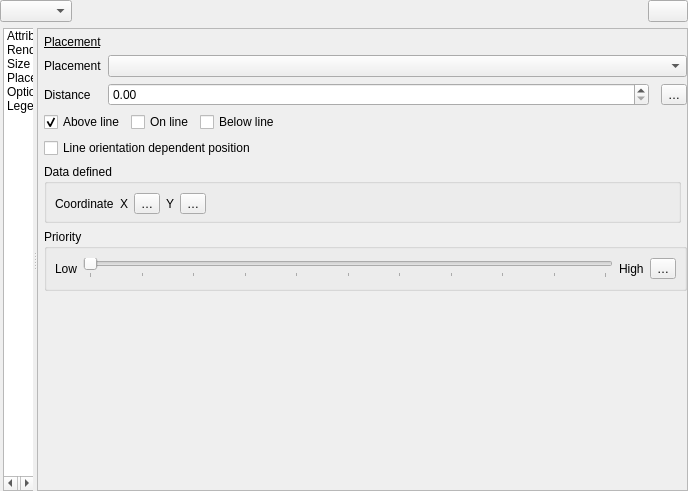
First picture: the form in src/ui/qgsdiagrampropertiesbase.ui, repository qgis/QGIS, before the edit.
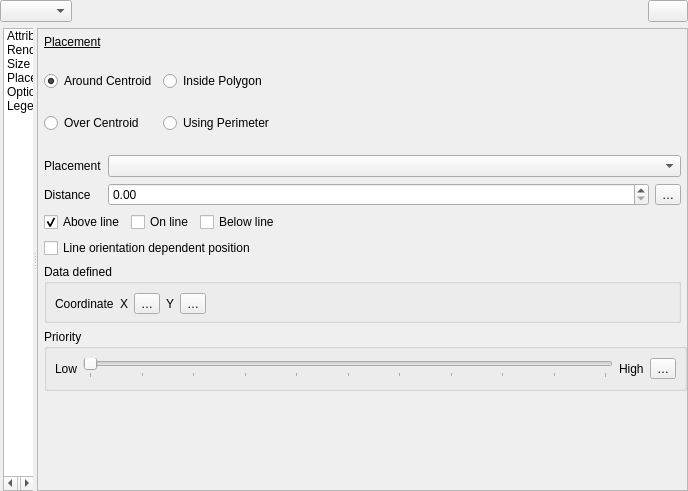
Second picture: the form after the edit. The open tabs and pages were chosen to show the change. Icons and pictures are not drawn. Custom widgets are drawn as their Qt base class.

Commit message: Moving diagram placement options from combobox to radio buttons

The edit to the form file:
```diff
--- a/src/ui/qgsdiagrampropertiesbase.ui
+++ b/src/ui/qgsdiagrampropertiesbase.ui
@@ -1357,153 +1357,7 @@
                   <property name="bottomMargin">
                    <number>0</number>
                   </property>
-                  <item row="6" column="0">
-                   <spacer name="verticalSpacer_4">
-                    <property name="orientation">
-                     <enum>Qt::Vertical</enum>
-                    </property>
-                    <property name="sizeHint" stdset="0">
-                     <size>
-                      <width>20</width>
-                      <height>40</height>
-                     </size>
-                    </property>
-                   </spacer>
-                  </item>
-                  <item row="0" column="0" colspan="2">
-                   <widget class="QFrame" name="mPlacementFrame">
-                    <property name="frameShape">
-                     <enum>QFrame::NoFrame</enum>
-                    </property>
-                    <layout class="QGridLayout" name="gridLayout_4">
-                     <property name="leftMargin">
-                      <number>0</number>
-                     </property>
-                     <property name="topMargin">
-                      <number>0</number>
-                     </property>
-                     <property name="rightMargin">
-                      <number>0</number>
-                     </property>
-                     <property name="bottomMargin">
-                      <number>0</number>
-                     </property>
-                     <item row="1" column="1">
-                      <widget class="QgsDoubleSpinBox" name="mDiagramDistanceSpinBox">
-                       <property name="sizePolicy">
-                        <sizepolicy hsizetype="Expanding" vsizetype="Fixed">
-                         <horstretch>0</horstretch>
-                         <verstretch>0</verstretch>
-                        </sizepolicy>
-                       </property>
-                      </widget>
-                     </item>
-                     <item row="0" column="0">
-                      <widget class="QLabel" name="mPlacementLabel">
-                       <property name="text">
-                        <string>Placement</string>
-                       </property>
-                      </widget>
-                     </item>
-                     <item row="1" column="0">
-                      <widget class="QLabel" name="mDiagramDistanceLabel">
-                       <property name="text">
-                        <string>Distance</string>
-                       </property>
-                      </widget>
-                     </item>
-                     <item row="1" column="3">
-                      <widget class="QgsPropertyOverrideButton" name="mDistanceDDBtn">
-                       <property name="text">
-                        <string>…</string>
-                       </property>
-                      </widget>
-                     </item>
-                     <item row="0" column="1" colspan="3">
-                      <widget class="QComboBox" name="mPlacementComboBox">
-                       <property name="sizePolicy">
-                        <sizepolicy hsizetype="Expanding" vsizetype="Fixed">
-                         <horstretch>0</horstretch>
-                         <verstretch>0</verstretch>
-                        </sizepolicy>
-                       </property>
-                      </widget>
-                     </item>
-                    </layout>
-                   </widget>
-                  </item>
-                  <item row="1" column="0" colspan="2">
-                   <widget class="QFrame" name="mLinePlacementFrame">
-                    <property name="frameShape">
-                     <enum>QFrame::NoFrame</enum>
-                    </property>
-                    <property name="frameShadow">
-                     <enum>QFrame::Raised</enum>
-                    </property>
-                    <layout class="QGridLayout" name="gridLayout_2">
-                     <property name="leftMargin">
-                      <number>0</number>
-                     </property>
-                     <property name="topMargin">
-                      <number>0</number>
-                     </property>
-                     <property name="rightMargin">
-                      <number>0</number>
-                     </property>
-                     <property name="bottomMargin">
-                      <number>0</number>
-                     </property>
-                     <item row="0" column="0" colspan="3">
-                      <layout class="QGridLayout" name="gridLayout_14">
-                       <item row="0" column="1">
-                        <widget class="QCheckBox" name="chkLineAbove">
-                         <property name="sizePolicy">
-                          <sizepolicy hsizetype="Maximum" vsizetype="Fixed">
-                           <horstretch>0</horstretch>
-                           <verstretch>0</verstretch>
-                          </sizepolicy>
-                         </property>
-                         <property name="text">
-                          <string>Above line</string>
-                         </property>
-                         <property name="checked">
-                          <bool>true</bool>
-                         </property>
-                        </widget>
-                       </item>
-                       <item row="0" column="3">
-                        <widget class="QCheckBox" name="chkLineBelow">
-                         <property name="text">
-                          <string>Below line</string>
-                         </property>
-                        </widget>
-                       </item>
-                       <item row="0" column="2">
-                        <widget class="QCheckBox" name="chkLineOn">
-                         <property name="sizePolicy">
-                          <sizepolicy hsizetype="Maximum" vsizetype="Fixed">
-                           <horstretch>0</horstretch>
-                           <verstretch>0</verstretch>
-                          </sizepolicy>
-                         </property>
-                         <property name="text">
-                          <string>On line</string>
-                         </property>
-                        </widget>
-                       </item>
-                       <item row="1" column="1" colspan="3">
-                        <widget class="QCheckBox" name="chkLineOrientationDependent">
-                         <property name="text">
-                          <string>Line orientation dependent position</string>
-                         </property>
-                        </widget>
-                       </item>
-                      </layout>
-                     </item>
-                    </layout>
-                   </widget>
-                  </item>
-                  <item row="2" column="0">
+                  <item row="4" column="0">
                    <widget class="QgsCollapsibleGroupBox" name="mPlacementDDGroupBox">
                     <property name="title">
                      <string>Data defined</string>
@@ -1609,7 +1463,91 @@
                     </layout>
                    </widget>
                   </item>
-                  <item row="5" column="0" colspan="2">
+                  <item row="8" column="0">
+                   <spacer name="verticalSpacer_4">
+                    <property name="orientation">
+                     <enum>Qt::Vertical</enum>
+                    </property>
+                    <property name="sizeHint" stdset="0">
+                     <size>
+                      <width>20</width>
+                      <height>40</height>
+                     </size>
+                    </property>
+                   </spacer>
+                  </item>
+                  <item row="3" column="0" colspan="2">
+                   <widget class="QFrame" name="mLinePlacementFrame">
+                    <property name="frameShape">
+                     <enum>QFrame::NoFrame</enum>
+                    </property>
+                    <property name="frameShadow">
+                     <enum>QFrame::Raised</enum>
+                    </property>
+                    <layout class="QGridLayout" name="gridLayout_2">
+                     <property name="leftMargin">
+                      <number>0</number>
+                     </property>
+                     <property name="topMargin">
+                      <number>0</number>
+                     </property>
+                     <property name="rightMargin">
+                      <number>0</number>
+                     </property>
+                     <property name="bottomMargin">
+                      <number>0</number>
+                     </property>
+                     <item row="0" column="0" colspan="3">
+                      <layout class="QGridLayout" name="gridLayout_20">
+                       <item row="0" column="1">
+                        <widget class="QCheckBox" name="chkLineAbove">
+                         <property name="sizePolicy">
+                          <sizepolicy hsizetype="Maximum" vsizetype="Fixed">
+                           <horstretch>0</horstretch>
+                           <verstretch>0</verstretch>
+                          </sizepolicy>
+                         </property>
+                         <property name="text">
+                          <string>Above line</string>
+                         </property>
+                         <property name="checked">
+                          <bool>true</bool>
+                         </property>
+                        </widget>
+                       </item>
+                       <item row="0" column="3">
+                        <widget class="QCheckBox" name="chkLineBelow">
+                         <property name="text">
+                          <string>Below line</string>
+                         </property>
+                        </widget>
+                       </item>
+                       <item row="0" column="2">
+                        <widget class="QCheckBox" name="chkLineOn">
+                         <property name="sizePolicy">
+                          <sizepolicy hsizetype="Maximum" vsizetype="Fixed">
+                           <horstretch>0</horstretch>
+                           <verstretch>0</verstretch>
+                          </sizepolicy>
+                         </property>
+                         <property name="text">
+                          <string>On line</string>
+                         </property>
+                        </widget>
+                       </item>
+                       <item row="1" column="1" colspan="3">
+                        <widget class="QCheckBox" name="chkLineOrientationDependent">
+                         <property name="text">
+                          <string>Line orientation dependent position</string>
+                         </property>
+                        </widget>
+                       </item>
+                      </layout>
+                     </item>
+                    </layout>
+                   </widget>
+                  </item>
+                  <item row="7" column="0" colspan="2">
                    <widget class="QgsCollapsibleGroupBox" name="mPriorityGrpBox">
                     <property name="title">
                      <string>Priority</string>
@@ -1670,6 +1608,282 @@
                     </layout>
                    </widget>
                   </item>
+                  <item row="2" column="0">
+                   <widget class="QFrame" name="mPlacementFrame">
+                    <property name="frameShape">
+                     <enum>QFrame::NoFrame</enum>
+                    </property>
+                    <layout class="QGridLayout" name="gridLayout_4">
+                     <property name="leftMargin">
+                      <number>0</number>
+                     </property>
+                     <property name="topMargin">
+                      <number>0</number>
+                     </property>
+                     <property name="rightMargin">
+                      <number>0</number>
+                     </property>
+                     <property name="bottomMargin">
+                      <number>0</number>
+                     </property>
+                     <item row="3" column="0">
+                      <widget class="QLabel" name="mDiagramDistanceLabel">
+                       <property name="text">
+                        <string>Distance</string>
+                       </property>
+                      </widget>
+                     </item>
+                     <item row="1" column="1">
+                      <widget class="QComboBox" name="mPlacementComboBox">
+                       <property name="sizePolicy">
+                        <sizepolicy hsizetype="Expanding" vsizetype="Fixed">
+                         <horstretch>0</horstretch>
+                         <verstretch>0</verstretch>
+                        </sizepolicy>
+                       </property>
+                      </widget>
+                     </item>
+                     <item row="1" column="0">
+                      <widget class="QLabel" name="mPlacementLabel">
+                       <property name="text">
+                        <string>Placement</string>
+                       </property>
+                      </widget>
+                     </item>
+                     <item row="3" column="1">
+                      <layout class="QHBoxLayout" name="horizontalLayout_14">
+                       <item>
+                        <widget class="QgsDoubleSpinBox" name="mDiagramDistanceSpinBox">
+                         <property name="sizePolicy">
+                          <sizepolicy hsizetype="Expanding" vsizetype="Fixed">
+                           <horstretch>0</horstretch>
+                           <verstretch>0</verstretch>
+                          </sizepolicy>
+                         </property>
+                        </widget>
+                       </item>
+                       <item>
+                        <widget class="QgsPropertyOverrideButton" name="mDistanceDDBtn">
+                         <property name="text">
+                          <string>…</string>
+                         </property>
+                        </widget>
+                       </item>
+                      </layout>
+                     </item>
+                    </layout>
+                   </widget>
+                  </item>
+                  <item row="1" column="0">
+                   <widget class="QStackedWidget" name="stackedPlacement">
+                    <property name="sizePolicy">
+                     <sizepolicy hsizetype="Expanding" vsizetype="Preferred">
+                      <horstretch>0</horstretch>
+                      <verstretch>0</verstretch>
+                     </sizepolicy>
+                    </property>
+                    <property name="frameShape">
+                     <enum>QFrame::NoFrame</enum>
+                    </property>
+                    <property name="frameShadow">
+                     <enum>QFrame::Sunken</enum>
+                    </property>
+                    <property name="currentIndex">
+                     <number>0</number>
+                    </property>
+                    <widget class="QWidget" name="pagePoint">
+                     <layout class="QGridLayout" name="gridLayout_13" columnstretch="0,0,0">
+                      <property name="leftMargin">
+                       <number>0</number>
+                      </property>
+                      <property name="topMargin">
+                       <number>0</number>
+                      </property>
+                      <property name="rightMargin">
+                       <number>0</number>
+                      </property>
+                      <property name="bottomMargin">
+                       <number>0</number>
+                      </property>
+                      <item row="0" column="0">
+                       <widget class="QRadioButton" name="radAroundPoint">
+                        <property name="toolTip">
+                         <string>Labels are placed in an equal radius circle around point features.</string>
+                        </property>
+                        <property name="text">
+                         <string>Around Point</string>
+                        </property>
+                        <property name="checked">
+                         <bool>true</bool>
+                        </property>
+                       </widget>
+                      </item>
+                      <item row="0" column="1">
+                       <widget class="QRadioButton" name="radOverPoint">
+                        <property name="toolTip">
+                         <string>Labels are placed at a fixed offset from the point.</string>
+                        </property>
+                        <property name="text">
+                         <string>Over Point</string>
+                        </property>
+                       </widget>
+                      </item>
+                      <item row="0" column="2">
+                       <spacer name="horizontalSpacer_25">
+                        <property name="orientation">
+                         <enum>Qt::Horizontal</enum>
+                        </property>
+                        <property name="sizeHint" stdset="0">
+                         <size>
+                          <width>40</width>
+                          <height>20</height>
+                         </size>
+                        </property>
+                       </spacer>
+                      </item>
+                     </layout>
+                    </widget>
+                    <widget class="QWidget" name="pageLine">
+                     <layout class="QGridLayout" name="gridLayout_14">
+                      <property name="leftMargin">
+                       <number>0</number>
+                      </property>
+                      <property name="topMargin">
+                       <number>0</number>
+                      </property>
+                      <property name="rightMargin">
+                       <number>0</number>
+                      </property>
+                      <property name="bottomMargin">
+                       <number>0</number>
+                      </property>
+                      <item row="0" column="1">
+                       <widget class="QRadioButton" name="radOverLine">
+                        <property name="sizePolicy">
+                         <sizepolicy hsizetype="Maximum" vsizetype="Fixed">
+                          <horstretch>0</horstretch>
+                          <verstretch>0</verstretch>
+                         </sizepolicy>
+                        </property>
+                        <property name="text">
+                         <string>Over Line</string>
+                        </property>
+                       </widget>
+                      </item>
+                      <item row="0" column="0">
+                       <widget class="QRadioButton" name="radAroundLine">
+                        <property name="sizePolicy">
+                         <sizepolicy hsizetype="Maximum" vsizetype="Fixed">
+                          <horstretch>0</horstretch>
+                          <verstretch>0</verstretch>
+                         </sizepolicy>
+                        </property>
+                        <property name="text">
+                         <string>Around Line</string>
+                        </property>
+                        <property name="checked">
+                         <bool>true</bool>
+                        </property>
+                       </widget>
+                      </item>
+                      <item row="0" column="2">
+                       <spacer name="horizontalSpacer_15">
+                        <property name="orientation">
+                         <enum>Qt::Horizontal</enum>
+                        </property>
+                        <property name="sizeHint" stdset="0">
+                         <size>
+                          <width>40</width>
+                          <height>20</height>
+                         </size>
+                        </property>
+                       </spacer>
+                      </item>
+                     </layout>
+                    </widget>
+                    <widget class="QWidget" name="pagePolygon">
+                     <layout class="QGridLayout" name="gridLayout_18">
+                      <property name="leftMargin">
+                       <number>0</number>
+                      </property>
+                      <property name="topMargin">
+                       <number>0</number>
+                      </property>
+                      <property name="rightMargin">
+                       <number>0</number>
+                      </property>
+                      <property name="bottomMargin">
+                       <number>0</number>
+                      </property>
+                      <item row="0" column="2">
+                       <widget class="QRadioButton" name="radInsidePolygon">
+                        <property name="text">
+                         <string>Inside Polygon</string>
+                        </property>
+                       </widget>
+                      </item>
+                      <item row="0" column="0">
+                       <widget class="QRadioButton" name="radAroundCentroid">
+                        <property name="sizePolicy">
+                         <sizepolicy hsizetype="Maximum" vsizetype="Fixed">
+                          <horstretch>0</horstretch>
+                          <verstretch>0</verstretch>
+                         </sizepolicy>
+                        </property>
+                        <property name="text">
+                         <string>Around Centroid</string>
+                        </property>
+                        <property name="checked">
+                         <bool>true</bool>
+                        </property>
+                       </widget>
+                      </item>
+                      <item row="0" column="4">
+                       <spacer name="horizontalSpacer_26">
+                        <property name="orientation">
+                         <enum>Qt::Horizontal</enum>
+                        </property>
+                        <property name="sizeHint" stdset="0">
+                         <size>
+                          <width>40</width>
+                          <height>20</height>
+                         </size>
+                        </property>
+                       </spacer>
+                      </item>
+                      <item row="1" column="0">
+                       <widget class="QRadioButton" name="radOverCentroid">
+                        <property name="sizePolicy">
+                         <sizepolicy hsizetype="Maximum" vsizetype="Fixed">
+                          <horstretch>0</horstretch>
+                          <verstretch>0</verstretch>
+                         </sizepolicy>
+                        </property>
+                        <property name="text">
+                         <string>Over Centroid</string>
+                        </property>
+                        <property name="checked">
+                         <bool>false</bool>
+                        </property>
+                       </widget>
+                      </item>
+                      <item row="1" column="2">
+                       <widget class="QRadioButton" name="radPolygonPerimeter">
+                        <property name="sizePolicy">
+                         <sizepolicy hsizetype="MinimumExpanding" vsizetype="Fixed">
+                          <horstretch>0</horstretch>
+                          <verstretch>0</verstretch>
+                         </sizepolicy>
+                        </property>
+                        <property name="text">
+                         <string>Using Perimeter</string>
+                        </property>
+                       </widget>
+                      </item>
+                     </layout>
+                    </widget>
+                   </widget>
+                  </item>
                  </layout>
                 </widget>
                </widget>
@@ -2008,61 +2222,61 @@
    <header>qgsscrollarea.h</header>
    <container>1</container>
   </customwidget>
-  <customwidget>
-   <class>QgsColorButton</class>
-   <extends>QToolButton</extends>
-   <header>qgscolorbutton.h</header>
-   <container>1</container>
-  </customwidget>
-  <customwidget>
-   <class>QgsDoubleSpinBox</class>
-   <extends>QDoubleSpinBox</extends>
-   <header>qgsdoublespinbox.h</header>
-  </customwidget>
-  <customwidget>
-   <class>QgsFontButton</class>
-   <extends>QToolButton</extends>
-   <header>qgsfontbutton.h</header>
-  </customwidget>
-  <customwidget>
-   <class>QgsSpinBox</class>
-   <extends>QSpinBox</extends>
-   <header>qgsspinbox.h</header>
-  </customwidget>
-  <customwidget>
-   <class>QgsPropertyOverrideButton</class>
-   <extends>QToolButton</extends>
-   <header>qgspropertyoverridebutton.h</header>
-  </customwidget>
   <customwidget>
    <class>QgsCollapsibleGroupBox</class>
    <extends>QGroupBox</extends>
    <header>qgscollapsiblegroupbox.h</header>
    <container>1</container>
   </customwidget>
+  <customwidget>
+   <class>QgsSpinBox</class>
+   <extends>QSpinBox</extends>
+   <header>qgsspinbox.h</header>
+  </customwidget>
+  <customwidget>
+   <class>QgsDoubleSpinBox</class>
+   <extends>QDoubleSpinBox</extends>
+   <header>qgsdoublespinbox.h</header>
+  </customwidget>
   <customwidget>
    <class>QgsUnitSelectionWidget</class>
    <extends>QWidget</extends>
    <header>qgsunitselectionwidget.h</header>
    <container>1</container>
   </customwidget>
+  <customwidget>
+   <class>QgsColorButton</class>
+   <extends>QToolButton</extends>
+   <header>qgscolorbutton.h</header>
+   <container>1</container>
+  </customwidget>
+  <customwidget>
+   <class>QgsPropertyOverrideButton</class>
+   <extends>QToolButton</extends>
+   <header>qgspropertyoverridebutton.h</header>
+  </customwidget>
   <customwidget>
    <class>QgsFieldExpressionWidget</class>
    <extends>QWidget</extends>
    <header>qgsfieldexpressionwidget.h</header>
    <container>1</container>
   </customwidget>
-  <customwidget>
-   <class>QgsScaleRangeWidget</class>
-   <extends>QWidget</extends>
-   <header>qgsscalerangewidget.h</header>
-  </customwidget>
   <customwidget>
    <class>QgsOpacityWidget</class>
    <extends>QWidget</extends>
    <header>qgsopacitywidget.h</header>
    <container>1</container>
   </customwidget>
+  <customwidget>
+   <class>QgsFontButton</class>
+   <extends>QToolButton</extends>
+   <header>qgsfontbutton.h</header>
+  </customwidget>
+  <customwidget>
+   <class>QgsScaleRangeWidget</class>
+   <extends>QWidget</extends>
+   <header>qgsscalerangewidget.h</header>
+  </customwidget>
  </customwidgets>
  <tabstops>
   <tabstop>mDiagramTypeComboBox</tabstop>
```
Left out of the diff: 22 changed lines with no effect on the pictures. The commit also changes 2 other files.
